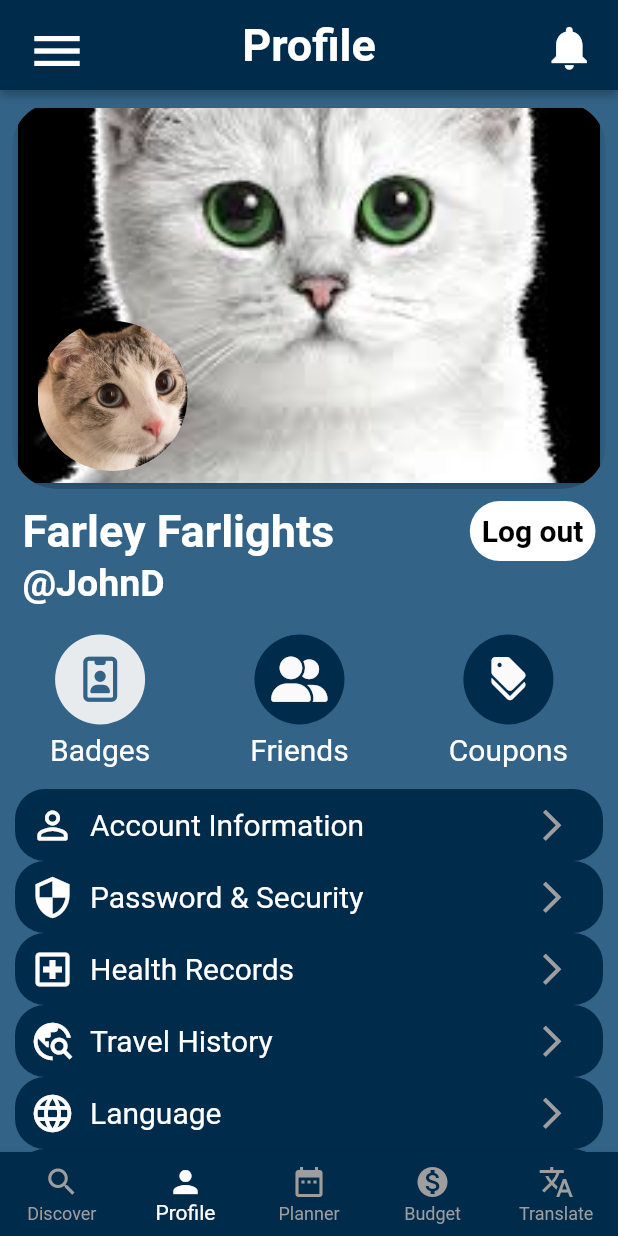
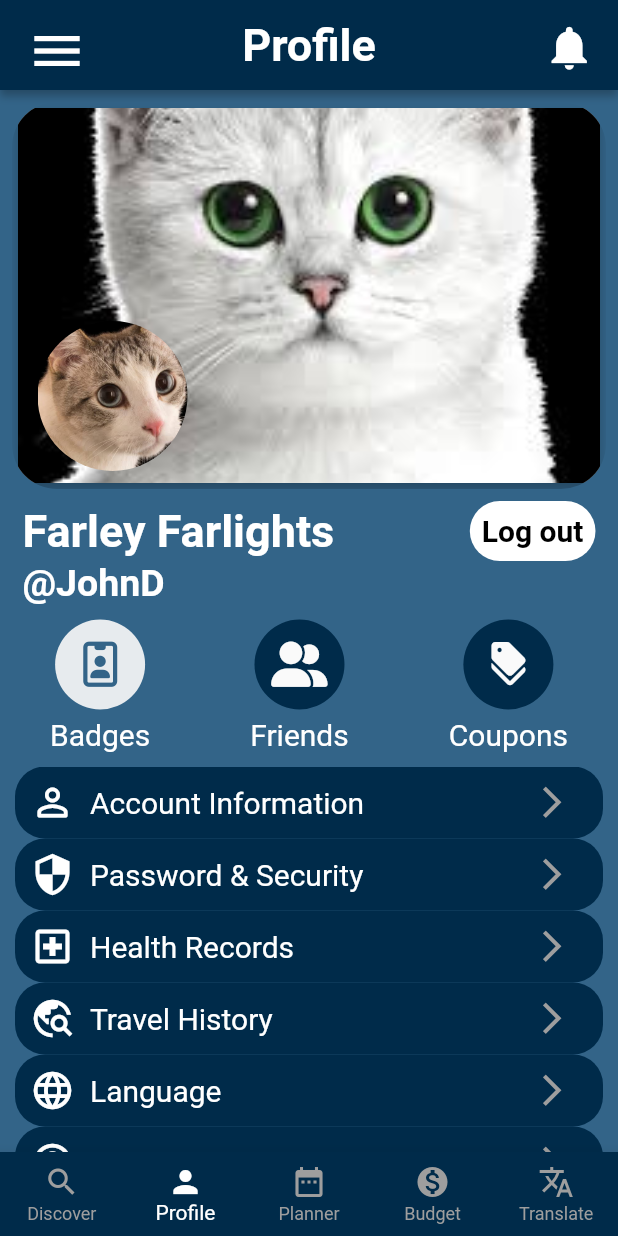
Before and after one commit to imbagalaxy1/ProfilePage, a Flutter app: the screen it shows after launch, on a phone screen of 412 x 824 dp. Run offline on Flutter 3.47's test engine with Material 2 defaults, Android fonts, the phone set to English and light mode, and no system bars; our stand-ins replace font_awesome_flutter.

Commit message:
Just Updating

```diff
--- a/lib/main.dart
+++ b/lib/main.dart
@@ -1,4 +1,5 @@
 import 'package:flutter/material.dart';
+import 'package:profile_page/screens/edit_profile_screen.dart';
 import 'package:profile_page/screens/profilepage_screen.dart';
 
 void main() {
--- a/lib/screens/profilepage_screen.dart
+++ b/lib/screens/profilepage_screen.dart
@@ -1,7 +1,6 @@
 import 'package:flutter/material.dart';
 import 'package:font_awesome_flutter/font_awesome_flutter.dart';
 import 'package:profile_page/bottom_navigationbar.dart';
-import 'package:profile_page/screens/sample_screen.dart';
 import 'package:profile_page/widgets/zoom_image_screen.dart';
 
 class ProfilepageScreen extends StatefulWidget {
@@ -30,31 +29,12 @@ final List<Map<String, dynamic>> itemList = [
   // Add more items as needed
   ];
 
-  String _getLabel(int index) {
-    List<String> labels = [
-      "Badges",   // Corresponding to FontAwesomeIcons.idBadge
-      "Friends",  // Corresponding to FontAwesomeIcons.userGroup
-      "Coupons",  // Corresponding to Icons.discount
-    ];
-
-    if (index >= 0 && index < labels.length) {
-      return labels[index];
-    }
-
-    return "Default Label";
-  }
-
   Widget _buildIcon(int index){
     return GestureDetector(
       onTap: (){
         setState(() {
           _selectedIndex = index;
-          Navigator.push(
-            context,
-            MaterialPageRoute(
-              builder: (context) => SampleScreen()
-              ),
-          );
+          print("Clicked");
         });
       },
       child: Column(
@@ -65,7 +45,8 @@ final List<Map<String, dynamic>> itemList = [
           decoration: BoxDecoration(
             color: _selectedIndex == index
             ? const Color(0xFFE7EBEE)
-            :Theme.of(context).hintColor,
+            //:Theme.of(context).hintColor,
+            : const Color(0xFF002b4a),
             borderRadius: BorderRadius.circular(30.0),
           ),
           child: Icon(
@@ -73,7 +54,8 @@ final List<Map<String, dynamic>> itemList = [
             size: 30.0,
             color: _selectedIndex == index
             ? const Color(0xFF336488)
-            : Theme.of(context).primaryColor,
+            //: Theme.of(context).primaryColor,
+            : const Color(0xFFfafafa),
             ),
         ),
         const SizedBox(height: 5.0),
@@ -90,11 +72,26 @@ final List<Map<String, dynamic>> itemList = [
     );
   }
 
+  String _getLabel(int index) {
+    List<String> labels = [
+      "Badges",   // Corresponding to FontAwesomeIcons.idBadge
+      "Friends",  // Corresponding to FontAwesomeIcons.userGroup
+      "Coupons",  // Corresponding to Icons.discount
+    ];
+
+    if (index >= 0 && index < labels.length) {
+      return labels[index];
+    }
+
+    return "Default Label";
+  }
+
   @override
   Widget build(BuildContext context) {
     return MaterialApp(
       home: Scaffold(
-        backgroundColor: Theme.of(context).scaffoldBackgroundColor,
+        //backgroundColor: Theme.of(context).scaffoldBackgroundColor,
+        backgroundColor: const Color(0xFF336488),
         body: Column(
           children: [
             Container(
@@ -136,72 +133,7 @@ final List<Map<String, dynamic>> itemList = [
                 ),
               ),
             ),
-            Stack(
-                children: [
-                  Padding(
-                    padding: const EdgeInsets.all(8.0),
-                    child: ClipRRect(
-                      borderRadius: BorderRadius.circular(30.0),
-                      child: Card(
-                        elevation: 5,
-                        color: Colors.transparent,
-                        child: GestureDetector(
-                          onTap: (){
-                            Navigator.push(
-                            context,
-                            MaterialPageRoute(
-                              builder: (context) => ZoomedImageScreen(imageAsset: "assets/images/cat_image.jpeg", heroTag: "cover_image",),
-                            ));
-                          },
-                          child: Hero(
-                            tag: 'cover_image',
-                            child: Container(
-                              height: 250,
-                              width: double.infinity,
-                              color: Colors.grey,
-                              child: Center(
-                                child: Image.asset(
-                                  "assets/images/cat_image.jpeg",
-                                  height: 300.0,
-                                  width: double.infinity,
-                                  fit: BoxFit.cover,
-                                ),
-                              ),
-                            ),
-                          ),
-                        ),
-                      ),
-                    ),
-                  ),
-                  Positioned(
-                    bottom: 20.0,
-                    left: 25.0,
-                    child: GestureDetector(
-                      onTap: (){
-                            Navigator.push(
-                            context,
-                            MaterialPageRoute(
-                              builder: (context) => ZoomedImageScreen(imageAsset: "assets/images/cat_profile.jpeg", heroTag: "profile_image"),
-                            ));
-                          },
-                      child: SizedBox(
-                        child: Hero(
-                          tag: "profile_image",
-                          child: ClipRRect(
-                          borderRadius: BorderRadius.circular(100.0),
-                          child: Image.asset(
-                            "assets/images/cat_profile.jpeg",
-                            height: 100.0,
-                            width: 100.0,
-                            fit: BoxFit.cover,
-                          ),
-                            ),
-                        ),
-                      ),
-                    ),
-                  ),
-                ],
-              ),
+            _buildCoverImage(context),
             Padding(
               padding: const EdgeInsets.symmetric(horizontal: 15.0),
               child: Row(
@@ -255,7 +187,7 @@ final List<Map<String, dynamic>> itemList = [
                 ],
               ),
            ),
-            const SizedBox(height: 20),
+            const SizedBox(height: 10.0),
             Row(
               mainAxisAlignment: MainAxisAlignment.spaceAround,
               children:
@@ -267,15 +199,13 @@ final List<Map<String, dynamic>> itemList = [
               )
               .toList(),
             ),
-            const SizedBox(height: 15),
-
+            const SizedBox(height: 10.0),
             Expanded(
               child: Padding(
                 padding: const EdgeInsets.symmetric(horizontal: 10.0),
+                child: SingleChildScrollView(
                   child: SizedBox(
                     width: double.infinity,
-                  //color: Colors.white,
-                  child: SingleChildScrollView(
                     child: Column(
                       children: itemList.map((item) {
                         return _buildListItem(
@@ -294,7 +224,80 @@ final List<Map<String, dynamic>> itemList = [
       ),
     );
   }
+
+  Widget _buildCoverImage(BuildContext context){
+    return Stack(
+            children: [
+              Padding(
+                padding: const EdgeInsets.all(8.0),
+                child: ClipRRect(
+                  borderRadius: BorderRadius.circular(30.0),
+                  child: Card(
+                    elevation: 5,
+                    color: Colors.transparent,
+                    child: GestureDetector(
+                      onTap: (){
+                        Navigator.push(
+                        context,
+                        MaterialPageRoute(
+                          builder: (context) => ZoomedImageScreen(imageAsset: "assets/images/cat_image.jpeg", heroTag: "cover_image",),
+                        ));
+                      },
+                      child: Hero(
+                        tag: 'cover_image',
+                        child: Container(
+                          height: 250,
+                          width: double.infinity,
+                          color: Colors.grey,
+                          child: Center(
+                            child: Image.asset(
+                              "assets/images/cat_image.jpeg",
+                              height: 300.0,
+                              width: double.infinity,
+                              fit: BoxFit.cover,
+                            ),
+                          ),
+                        ),
+                      ),
+                    ),
+                  ),
+                ),
+              ),
+              _buildProfileImage(context),
+            ],
+          );
   }
+
+  Widget _buildProfileImage(BuildContext context){
+    return Positioned(
+            bottom: 20.0,
+            left: 25.0,
+            child: GestureDetector(
+              onTap: (){
+                    Navigator.push(
+                    context,
+                    MaterialPageRoute(
+                      builder: (context) => ZoomedImageScreen(imageAsset: "assets/images/cat_profile.jpeg", heroTag: "profile_image"),
+                    ));
+                  },
+              child: SizedBox(
+                child: Hero(
+                  tag: "profile_image",
+                  child: ClipRRect(
+                  borderRadius: BorderRadius.circular(100.0),
+                  child: Image.asset(
+                    "assets/images/cat_profile.jpeg",
+                    height: 100.0,
+                    width: 100.0,
+                    fit: BoxFit.cover,
+                  ),
+                    ),
+                ),
+              ),
+            ),
+          );
+  }
+
   Widget _buildListItem(String title, IconData icon) {
     return InkWell(
       onTap: () => print("Clicked"),
@@ -337,3 +340,4 @@ Widget _buildListItem(String title, IconData icon) {
       ),
     );
   }
+}
```
Also changed, not shown: lib/screens/edit_profile_screen.dart (added, +73 -0 lines). Lines whose indentation alone changed are shown as unchanged.
